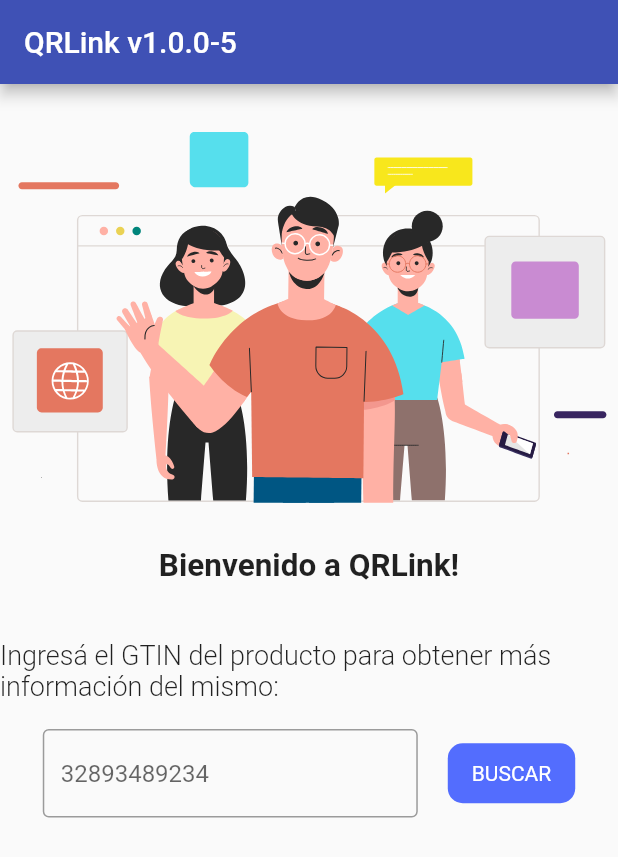
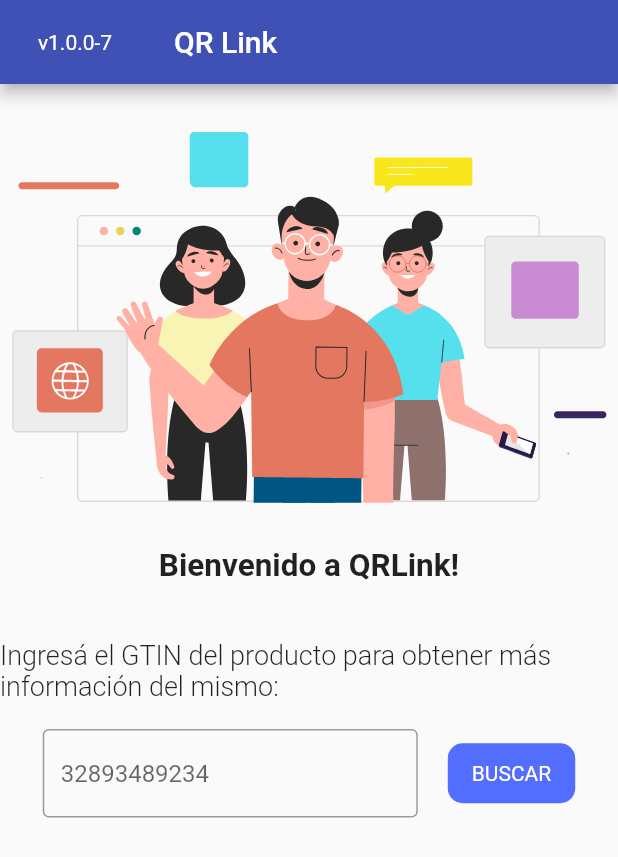
Before and after one commit to 3ettilina/qrlink-front, a Flutter app: the screen it shows after launch, on a phone screen of 412 x 824 dp. Shown: the top 857 px of the screen. Run offline on Flutter 3.47's test engine with Material 2 defaults, Android fonts, the phone set to English and light mode, and no system bars; drawn by our look-alikes of lottie; our stand-ins replace dio, package_info_plus; missing offline and left inert: dart:html, dart:js, devicelocale.

````diff
--- a/lib/data/endpoints.dart
+++ b/lib/data/endpoints.dart
@@ -1,13 +1,36 @@
-class Endpoints {
+import 'dart:html';
+
+class BackEndpoints {
   static String baseUrlDev = 'qrlink-dev.rj.r.appspot.com';
-  static String baseWebUrlDev = 'https://qrlink-dev.web.app/';
 
-  static Uri getProductDev(String gtin) =>
-      Uri.https(baseUrlDev, '/getProduct', {'productId': gtin});
+  /// Returns something like
+  /// ```
+  /// {
+  ///  "gtin": "9506000134352",
+  ///  "name": Champiñón salvaje,
+  ///  "resource_url": "https://dalgiardino.com/mushroom-squash-risotto/",
+  ///  "resources": [
+  ///      {
+  ///          "name": "Receta con champiñón salvaje",
+  ///          "link_type": "gs1:recipeInfo",
+  ///          "language": "es",
+  ///          "resource_url": "https://dalgiardino.com/mushroom-squash-risotto/"
+  ///      },
+  ///      {
+  ///          "name": "Receta con champiñón salvaje",
+  ///          "link_type": "gs1:recipeInfo",
+  ///          "language": "es",
+  ///          "resource_url": "https://dalgiardino.com/mushroom-squash-risotto/"
+  ///      }
+  ///  ]
+  /// }
+  /// ```
+  static Uri getProductResources(String gtin) =>
+      Uri.https(baseUrlDev, '/getProductResources', {'gtin': gtin});
+}
 
-  static Uri getProductDetailsAdminDev(String gtin) =>
-      Uri.https(baseUrlDev, '/admin/product', {'gtin': gtin});
-
+class WebUrls {
+  static String baseWebUrlDev() => window.location.href.split('/#/')[0];
   static String webGetProductDetails(String gtin) =>
-      '$baseWebUrlDev/?gtin=$gtin';
+      '${baseWebUrlDev()}/?gtin=$gtin';
 }
--- /dev/null
+++ b/lib/data/exceptions.dart
@@ -0,0 +1,22 @@
+abstract class GetProductResourcesException implements Exception {
+  const GetProductResourcesException([this.message]);
+  final String? message;
+
+  @override
+  String toString() {
+    const out = 'GetProductResourcesException';
+    if (message is String) return '$out: $message';
+    return out;
+  }
+}
+
+class ProductNotFoundException extends GetProductResourcesException {
+  const ProductNotFoundException(String gtin)
+      : super('No se ha encontrado el producto de GTIN = $gtin.');
+}
+
+class SomethingWentWrongException extends GetProductResourcesException {
+  const SomethingWentWrongException(String gtin)
+      : super('Algo ha salido mal al realizar la búsqueda '
+            'del producto de GTIN = $gtin');
+}
--- /dev/null
+++ b/lib/domain/models/models.dart
@@ -0,0 +1,2 @@
+export 'product.dart';
+export 'resource.dart';
--- /dev/null
+++ b/lib/domain/models/product.dart
@@ -0,0 +1,28 @@
+import 'package:qrlink/domain/models/resource.dart';
+
+class Product {
+  Product({
+    required this.gtin,
+    required this.name,
+    required this.resourceUrl,
+    this.resources = const [],
+  });
+
+  final String gtin;
+  final String name;
+  final String resourceUrl;
+  final List<Resource> resources;
+
+  factory Product.toProduct(Map<String, dynamic> jsonProduct) {
+    try {
+      return Product(
+          gtin: jsonProduct["gtin"],
+          name: jsonProduct["name"],
+          resourceUrl: jsonProduct["resource_url"],
+          resources: Resource.toResourceList(jsonProduct["resources"]));
+    } catch (e) {
+      print(e);
+      rethrow;
+    }
+  }
+}
--- /dev/null
+++ b/lib/domain/result/product_result.dart
@@ -0,0 +1,18 @@
+import 'package:qrlink/domain/models/models.dart';
+
+class ProductResult {
+  ProductResult({this.product, required this.type});
+  final Product? product;
+  final ProductResultType type;
+}
+
+enum ProductResultType {
+  straightRedirect(),
+  hasResources(),
+  notFound(message: 'No se encontró el producto'),
+  error(message: 'Ha ocurrido un error');
+
+  const ProductResultType({this.message});
+
+  final String? message;
+}
--- a/lib/main.dart
+++ b/lib/main.dart
@@ -1,10 +1,13 @@
 import 'package:flutter/material.dart';
+import 'package:package_info_plus/package_info_plus.dart';
 import 'package:qrlink/presentation/home.dart';
 
-void main() {
+void main() async {
   String? gtin = Uri.base.queryParameters["gtin"];
+  final appVersion = await PackageInfo.fromPlatform();
   runApp(MyApp(
     gtin: gtin,
+    appVersion: 'v${appVersion.version}-${appVersion.buildNumber}',
   ));
 }
 
@@ -12,9 +15,11 @@ class MyApp extends StatelessWidget {
   const MyApp({
     Key? key,
     required this.gtin,
+    required this.appVersion,
   }) : super(key: key);
 
   final String? gtin;
+  final String appVersion;
 
   // This widget is the root of your application.
   @override
@@ -25,8 +30,9 @@ class MyApp extends StatelessWidget {
       ),
       debugShowCheckedModeBanner: false,
       home: MyHomePage(
-        title: 'QRLink v1.0.0-5',
+        title: 'QR Link',
         gtin: gtin,
+        appVersion: appVersion,
       ),
     );
   }
@@ -36,20 +42,19 @@ class MyHomePage extends StatelessWidget {
   const MyHomePage({
     Key? key,
     required this.title,
+    required this.appVersion,
     this.gtin,
   }) : super(key: key);
   final String title;
   final String? gtin;
+  final String appVersion;
 
   @override
   Widget build(BuildContext context) {
-    return Scaffold(
-      appBar: AppBar(
-        title: Text(title),
-      ),
-      body: Home(
-        gtin: gtin,
-      ),
+    return Home(
+      title: title,
+      appVersion: appVersion,
+      gtin: gtin,
     );
   }
 }
--- /dev/null
+++ b/lib/presentation/constants/constants.dart
@@ -0,0 +1,3 @@
+export 'assets.dart';
+export 'strings.dart';
+export 'theme.dart';
--- a/lib/presentation/constants/strings.dart
+++ b/lib/presentation/constants/strings.dart
@@ -9,4 +9,5 @@ class AppStrings {
   static String addGtinToSearchLabel =
       'Ingresá el GTIN del producto para obtener más información del mismo:';
   static String search = 'BUSCAR';
+  static String productDetails = 'Recursos asociados al producto';
 }
--- a/lib/presentation/home.dart
+++ b/lib/presentation/home.dart
@@ -1,85 +1,28 @@
 import 'package:flutter/material.dart';
-import 'package:lottie/lottie.dart';
-import 'package:qrlink/data/endpoints.dart';
-import 'package:qrlink/data/open_url.dart';
-import 'package:qrlink/presentation/constants/assets.dart';
-import 'package:qrlink/presentation/constants/strings.dart';
-import 'package:qrlink/presentation/constants/theme.dart';
-import 'package:qrlink/presentation/get_product.dart';
+import 'package:qrlink/presentation/get_product/get_product.dart';
+import 'package:qrlink/presentation/search_product/search_product_view.dart';
 
 class Home extends StatelessWidget {
-  Home({this.gtin, Key? key}) : super(key: key);
+  const Home(
+      {required this.title, required this.appVersion, this.gtin, Key? key})
+      : super(key: key);
 
+  final String title;
+  final String appVersion;
   final String? gtin;
-
-  final _controller = TextEditingController();
 
   @override
   Widget build(BuildContext context) {
-    if (gtin != null) {
-      return GetProductScreen(gtin: gtin!);
-    } else {
-      return Center(
-        child: SizedBox(
-          width: 500,
-          child: Column(
-            children: [
-              LottieBuilder.asset(
-                AppAssets.welcome,
-              ),
-              Text(
-                AppStrings.welcome,
-                style: AppTextStyle.header,
-              ),
-              const SizedBox(
-                height: 36,
-              ),
-              Text(
-                AppStrings.addGtinToSearchLabel,
-                style: AppTextStyle.subHeader,
-              ),
-              const SizedBox(
-                height: 18,
-              ),
-              Row(
-                mainAxisAlignment: MainAxisAlignment.center,
-                children: [
-                  SizedBox(
-                    width: 250,
-                    child: TextField(
-                      controller: _controller,
-                      decoration: const InputDecoration(
-                          border: OutlineInputBorder(),
-                          hintText: '32893489234'),
-                    ),
-                  ),
-                  const SizedBox(
-                    width: 20,
-                  ),
-                  InkWell(
-                    onTap: () {
-                      OpenUrl.byString(
-                          Endpoints.webGetProductDetails(_controller.text));
-                    },
-                    child: Container(
-                      decoration: BoxDecoration(
-                        borderRadius: BorderRadius.circular(10),
-                        color: Colors.indigoAccent,
-                      ),
-                      padding: const EdgeInsets.symmetric(
-                          horizontal: 16, vertical: 12),
-                      child: Text(
-                        AppStrings.search,
-                        style: TextStyle(color: Colors.white),
-                      ),
-                    ),
-                  )
-                ],
-              )
-            ],
+    return Scaffold(
+        appBar: AppBar(
+          leading: Center(
+            //padding: const EdgeInsets.all(16.0),
+            child: Text(appVersion),
           ),
+          leadingWidth: 100.0,
+          title: Text(title),
         ),
-      );
-    }
+        body:
+            gtin != null ? GetProductScreen(gtin: gtin!) : SearchProductView());
   }
 }
--- /dev/null
+++ b/lib/presentation/search_product/search_product_view.dart
@@ -0,0 +1,74 @@
+import 'package:flutter/material.dart';
+import 'package:lottie/lottie.dart';
+import 'package:qrlink/domain/products_logic.dart';
+import 'package:qrlink/presentation/constants/constants.dart';
+
+class SearchProductView extends StatelessWidget {
+  SearchProductView({Key? key}) : super(key: key);
+
+  final _controller = TextEditingController();
+
+  @override
+  Widget build(BuildContext context) {
+    return Center(
+      child: SizedBox(
+        width: 500,
+        child: Column(
+          children: [
+            LottieBuilder.asset(
+              AppAssets.welcome,
+            ),
+            Text(
+              AppStrings.welcome,
+              style: AppTextStyle.header,
+            ),
+            const SizedBox(
+              height: 36,
+            ),
+            Text(
+              AppStrings.addGtinToSearchLabel,
+              style: AppTextStyle.subHeader,
+            ),
+            const SizedBox(
+              height: 18,
+            ),
+            Row(
+              mainAxisAlignment: MainAxisAlignment.center,
+              children: [
+                SizedBox(
+                  width: 250,
+                  child: TextField(
+                    controller: _controller,
+                    decoration: const InputDecoration(
+                        border: OutlineInputBorder(), hintText: '32893489234'),
+                  ),
+                ),
+                const SizedBox(
+                  width: 20,
+                ),
+                InkWell(
+                  onTap: () {
+                    assert(_controller.text.isNotEmpty);
+                    ProductsLogic.openGetProductResources(_controller.text);
+                  },
+                  child: Container(
+                    decoration: BoxDecoration(
+                      borderRadius: BorderRadius.circular(10),
+                      color: Colors.indigoAccent,
+                    ),
+                    padding: const EdgeInsets.symmetric(
+                        horizontal: 16, vertical: 12),
+                    child: Text(
+                      AppStrings.search,
+                      style: const TextStyle(color: Colors.white),
+                    ),
+                  ),
+                )
+              ],
+            )
+          ],
+        ),
+      ),
+    );
+  }
+}
--- a/pubspec.yaml
+++ b/pubspec.yaml
@@ -15,7 +15,7 @@ publish_to: 'none' # Remove this line if you wish to publish to pub.dev
 # In iOS, build-name is used as CFBundleShortVersionString while build-number used as CFBundleVersion.
 # Read more about iOS versioning at
 # https://developer.apple.com/library/archive/documentation/General/Reference/InfoPlistKeyReference/Articles/CoreFoundationKeys.html
-version: 1.0.0+1
+version: 1.0.0+7
 
 environment:
   sdk: ">=2.17.6 <3.0.0"
@@ -38,6 +38,7 @@ dependencies:
   lottie: ^1.4.2
   dio: ^4.0.6
   devicelocale: ^0.5.5
+  package_info_plus: ^3.0.1
 
 dev_dependencies:
   flutter_test:
````
Also changed, not shown: lib/data/open_url.dart (deleted, +0 -7 lines), lib/data/products_repository.dart (renamed from lib/data/get_product_resources.dart, +12 -22 lines), lib/domain/models/resource.dart (added, +26 -0 lines), lib/domain/products_logic.dart (added, +55 -0 lines), lib/domain/utils/open_url.dart (added, +13 -0 lines), lib/presentation/get_product/get_product.dart (renamed from lib/presentation/get_product.dart, +12 -7 lines), lib/presentation/product_details/product_details_view.dart (added, +68 -0 lines), lib/presentation/get_product/widgets/get_product_state.dart (renamed from lib/presentation/widgets/get_product_state.dart), pubspec.lock, 1 other file.
